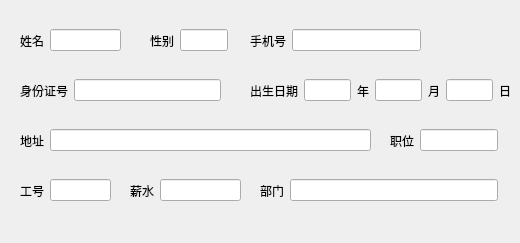
This is 622/Detail.ui in w2507154692/Qt as Qt 5 draws it before an edit. The edited form follows.
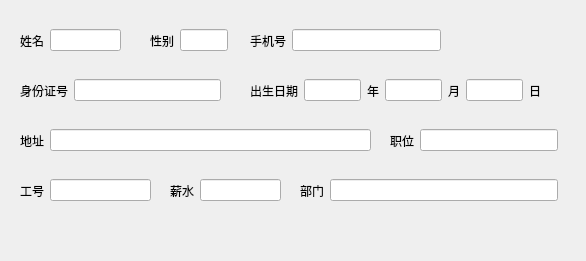
This is the edited form.

Patch:
```diff
--- a/622/Detail.ui
+++ b/622/Detail.ui
@@ -6,8 +6,8 @@
    <rect>
     <x>0</x>
     <y>0</y>
-    <width>520</width>
-    <height>243</height>
+    <width>586</width>
+    <height>261</height>
    </rect>
   </property>
   <property name="acceptDrops">
@@ -108,7 +108,7 @@
     <rect>
      <x>250</x>
      <y>20</y>
-     <width>171</width>
+     <width>191</width>
      <height>41</height>
     </rect>
    </property>
@@ -166,7 +166,7 @@
     <rect>
      <x>250</x>
      <y>70</y>
-     <width>261</width>
+     <width>291</width>
      <height>41</height>
     </rect>
    </property>
@@ -236,7 +236,7 @@
     <rect>
      <x>390</x>
      <y>120</y>
-     <width>121</width>
+     <width>181</width>
      <height>41</height>
     </rect>
    </property>
@@ -270,9 +270,9 @@
   <widget class="QWidget" name="horizontalLayoutWidget_8">
    <property name="geometry">
     <rect>
-     <x>260</x>
+     <x>300</x>
      <y>170</y>
-     <width>251</width>
+     <width>271</width>
      <height>41</height>
     </rect>
    </property>
@@ -308,7 +308,7 @@
     <rect>
      <x>20</x>
      <y>170</y>
-     <width>91</width>
+     <width>131</width>
      <height>41</height>
     </rect>
    </property>
@@ -335,7 +335,7 @@
   <widget class="QWidget" name="horizontalLayoutWidget_10">
    <property name="geometry">
     <rect>
-     <x>130</x>
+     <x>170</x>
      <y>170</y>
      <width>111</width>
      <height>41</height>
```
